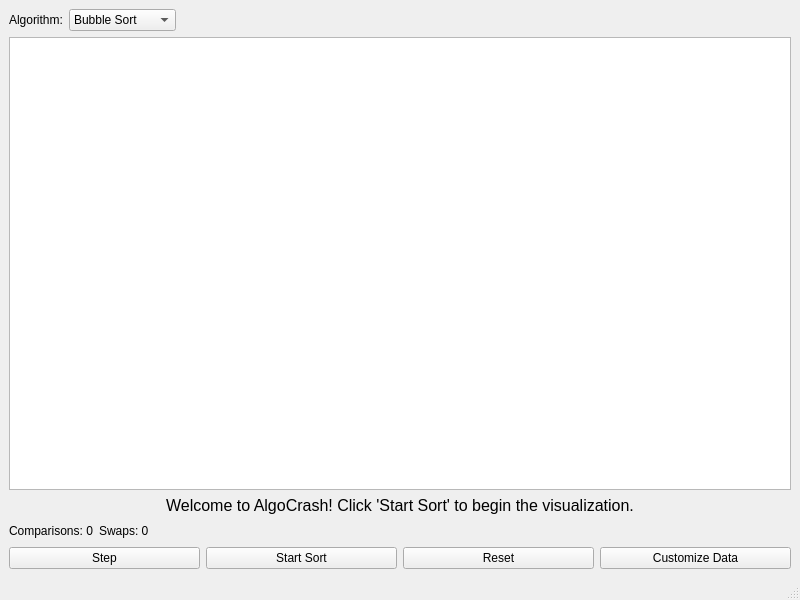
Above: AlgoCrash/ui/mainwindow.ui from Siddharth-Dhumal/AlgoCrash before the change. Below: the same form after it.
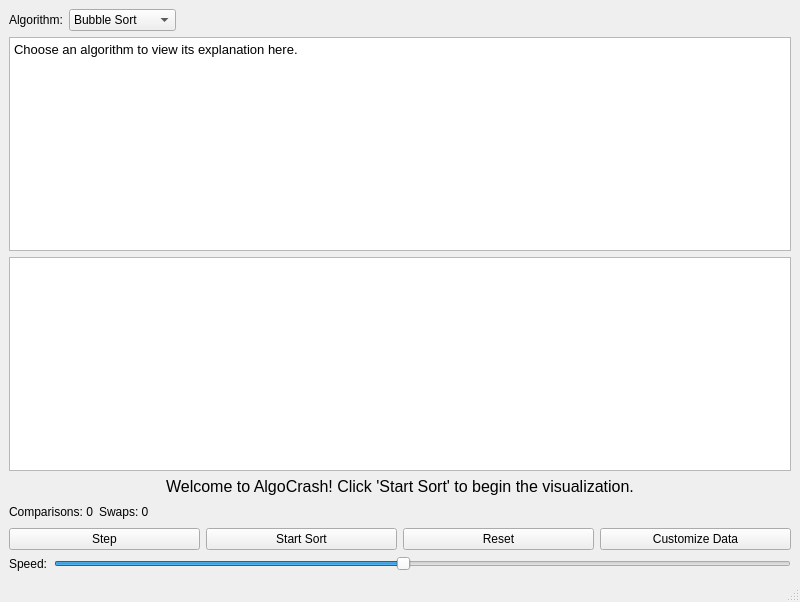
That is the form after the change.

Commit message: Add algorithm explanations, step-by-step comments, visual color states, and speed control slider

What changed in the file:
```diff
--- a/AlgoCrash/ui/mainwindow.ui
+++ b/AlgoCrash/ui/mainwindow.ui
@@ -7,7 +7,7 @@
     <x>0</x>
     <y>0</y>
     <width>800</width>
-    <height>600</height>
+    <height>602</height>
    </rect>
   </property>
   <property name="windowTitle">
@@ -58,6 +58,25 @@
       </item>
      </layout>
     </item>
+    <item>
+     <widget class="QTextBrowser" name="algorithmExplanationBrowser">
+      <property name="font">
+       <font>
+        <pointsize>10</pointsize>
+       </font>
+      </property>
+      <property name="html">
+       <string notr="true">&lt;!DOCTYPE HTML PUBLIC &quot;-//W3C//DTD HTML 4.0//EN&quot; &quot;http://www.w3.org/TR/REC-html40/strict.dtd&quot;&gt;
+&lt;html&gt;&lt;head&gt;&lt;meta name=&quot;qrichtext&quot; content=&quot;1&quot; /&gt;&lt;meta charset=&quot;utf-8&quot; /&gt;&lt;style type=&quot;text/css&quot;&gt;
+p, li { white-space: pre-wrap; }
+hr { height: 1px; border-width: 0; }
+li.unchecked::marker { content: &quot;\2610&quot;; }
+li.checked::marker { content: &quot;\2612&quot;; }
+&lt;/style&gt;&lt;/head&gt;&lt;body style=&quot; font-family:'.AppleSystemUIFont'; font-size:10pt; font-weight:400; font-style:normal;&quot;&gt;
+&lt;p style=&quot; margin-top:0px; margin-bottom:0px; margin-left:0px; margin-right:0px; -qt-block-indent:0; text-indent:0px;&quot;&gt;Choose an algorithm to view its explanation here.&lt;/p&gt;&lt;/body&gt;&lt;/html&gt;</string>
+      </property>
+     </widget>
+    </item>
     <item>
      <widget class="QGraphicsView" name="graphicsView">
       <property name="sizePolicy">
@@ -146,6 +165,39 @@
       </item>
      </layout>
     </item>
+
+    <!-- 🎚️ New speed slider layout here -->
+    <item>
+     <layout class="QHBoxLayout" name="speedLayout">
+      <item>
+       <widget class="QLabel" name="speedLabel">
+        <property name="text">
+         <string>Speed:</string>
+        </property>
+       </widget>
+      </item>
+      <item>
+       <widget class="QSlider" name="speedSlider">
+        <property name="orientation">
+         <enum>Qt::Horizontal</enum>
+        </property>
+        <property name="minimum">
+         <number>100</number>
+        </property>
+        <property name="maximum">
+         <number>2000</number>
+        </property>
+        <property name="singleStep">
+         <number>100</number>
+        </property>
+        <property name="value">
+         <number>1000</number>
+        </property>
+       </widget>
+      </item>
+     </layout>
+    </item>
+
    </layout>
   </widget>
   <widget class="QMenuBar" name="menubar">
```
Left out of the diff: 4 changed lines with no effect on the pictures. The commit also changes 5 other files.
